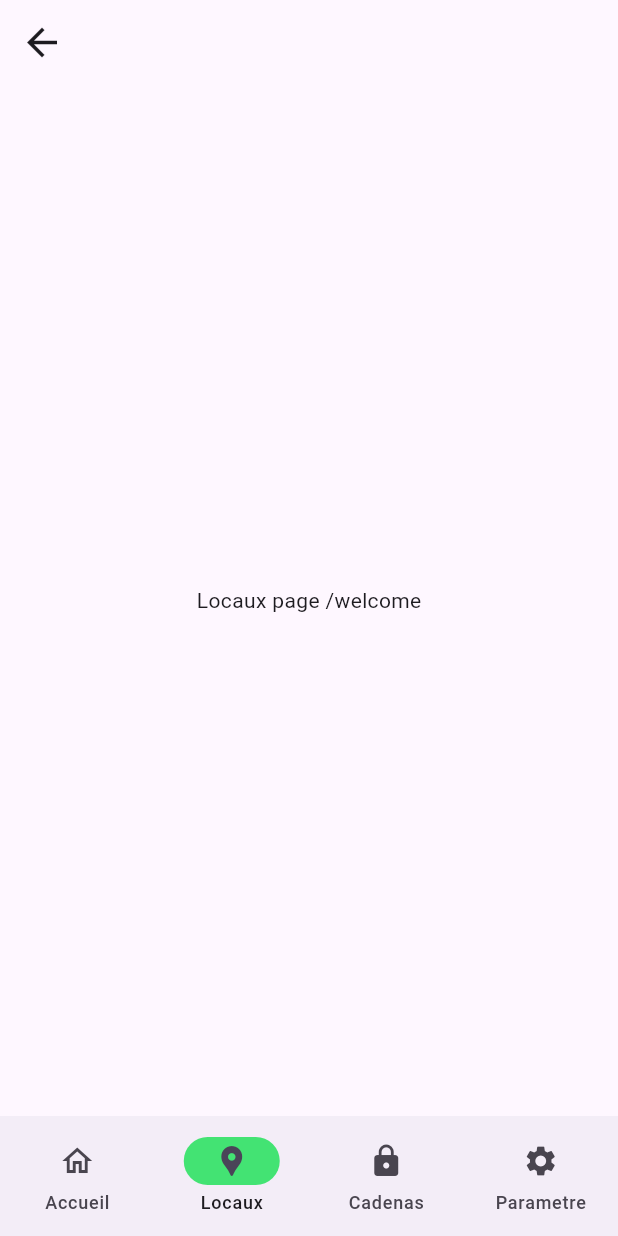
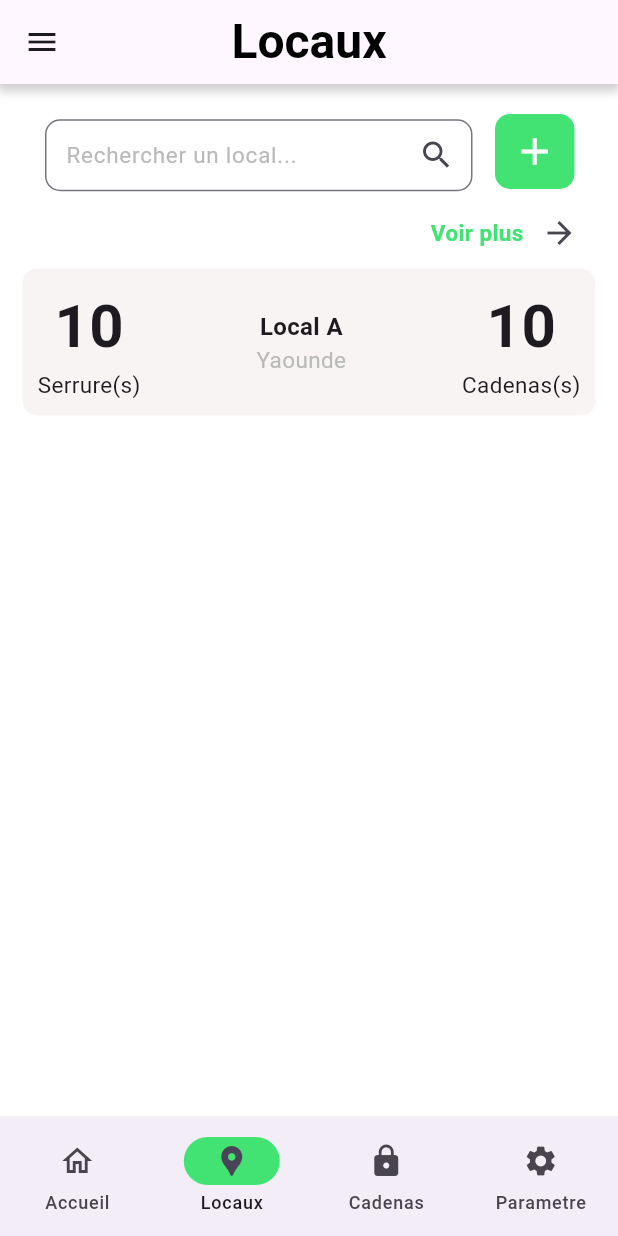
Before and after one commit to Metili/unlocky, a Flutter app: the Welcome screen opened by its route, item 2 of the bottom bar chosen, on a phone screen of 412 x 824 dp. Run offline on Flutter 3.47's test engine with Material 3 defaults, Android fonts, the phone set to English and light mode, and no system bars; our stand-ins replace shared_preferences; accounts and stored records are empty.

Commit message:
commit after add local list stack

```diff
--- a/lib/components/DrawerU.dart
+++ b/lib/components/DrawerU.dart
@@ -8,7 +8,7 @@ Widget DrawerU({context}) {
   String? routeName = ModalRoute.of(context)!.settings.name;
 
   return Drawer(
-    backgroundColor: white,
+    backgroundColor: ColorsU.white,
     child: ListView(
       padding: EdgeInsets.zero,
       children: [
@@ -40,19 +40,19 @@ Widget DrawerU({context}) {
         ),
         const Divider(
           height: 2.0,
-          color: grey,
+          color: ColorsU.grey,
         ),
         const SizedBox(
           height: 5.0,
         ),
         ListTile(
           leading: const Icon(Icons.home),
-          iconColor: secondary,
-          tileColor: primary,
+          iconColor: ColorsU.secondary,
+          tileColor: ColorsU.primary,
           title: Text(
             'Accueil',
             style: TextStyle(
-                color: routeName == "/welcome" ? secondary : null,
+                color: routeName == "/welcome" ? ColorsU.secondary : null,
                 fontWeight: FontWeight.bold,
                 fontSize: normal),
           ),
@@ -62,11 +62,11 @@ Widget DrawerU({context}) {
         ),
         ListTile(
           leading: const Icon(Icons.location_pin),
-          iconColor: secondary,
+          iconColor: ColorsU.secondary,
           title: Text(
             'Locaux',
             style: TextStyle(
-                color: routeName == "/location" ? secondary : null,
+                color: routeName == "/location" ? ColorsU.secondary : null,
                 fontWeight: FontWeight.bold,
                 fontSize: normal),
           ),
@@ -76,11 +76,11 @@ Widget DrawerU({context}) {
         ),
         ListTile(
           leading: const Icon(Icons.lock),
-          iconColor: secondary,
+          iconColor: ColorsU.secondary,
           title: Text(
             'Cadenas',
             style: TextStyle(
-                color: routeName == "/lock" ? secondary : null,
+                color: routeName == "/lock" ? ColorsU.secondary : null,
                 fontWeight: FontWeight.bold,
                 fontSize: normal),
           ),
@@ -90,11 +90,11 @@ Widget DrawerU({context}) {
         ),
         ListTile(
           leading: const Icon(Icons.settings),
-          iconColor: secondary,
+          iconColor: ColorsU.secondary,
           title: Text(
             'Parametre',
             style: TextStyle(
-                color: routeName == "/settings" ? secondary : null,
+                color: routeName == "/settings" ? ColorsU.secondary : null,
                 fontWeight: FontWeight.bold,
                 fontSize: normal),
           ),
--- /dev/null
+++ b/lib/components/HeaderMenu.dart
@@ -0,0 +1,22 @@
+import 'package:flutter/material.dart';
+import 'package:unlocky/constains/sizes.dart';
+
+// ignore: non_constant_identifier_names
+Widget HeaderMenu({title}) {
+  return Container(
+    decoration: BoxDecoration(
+      boxShadow: [
+        BoxShadow(
+          color: Colors.grey.withOpacity(0.5),
+          spreadRadius: 2,
+          blurRadius: 5,
+          offset: const Offset(0, 3), // changes the position of the shadow
+        ),
+      ],
+    ),
+    child: AppBar(
+      title: title,
+      centerTitle: true,
+    ),
+  );
+}
--- a/lib/components/components.dart
+++ b/lib/components/components.dart
@@ -5,20 +5,21 @@ import 'package:unlocky/constains/colors.dart';
 import 'package:unlocky/constains/sizes.dart';
 
 // ignore: non_constant_identifier_names
-InputDecoration CinputDecoration({placeholder}) {
+InputDecoration CinputDecoration({placeholder, icon}) {
   return InputDecoration(
       contentPadding: const EdgeInsets.all(10.0),
       border: OutlineInputBorder(
           borderSide: const BorderSide(
             width: 1,
-          color: secondary,
+            color: ColorsU.secondary,
           ),
           borderRadius: BorderRadius.circular(10)),
       hintText: placeholder,
       hintStyle: const TextStyle(
-      color: grey,
+        color: ColorsU.grey,
         fontSize: normal,
       ),
+      suffixIcon: icon,
       );
 }
 
@@ -28,12 +29,12 @@ ElevatedButton CElevatedButton(
     String label, Function onPressed, EdgeInsets padding) {
   return ElevatedButton(
     style: ElevatedButton.styleFrom(
-        foregroundColor: white, backgroundColor: primary, padding: padding),
+        foregroundColor: ColorsU.white, backgroundColor: ColorsU.primary, padding: padding),
     onPressed: () => onPressed(),
     child: Text(
       label,
       style: const TextStyle(
-        color: white,
+        color: ColorsU.white,
         fontWeight: FontWeight.bold,
         fontSize: normal,
       ),
--- a/lib/constains/colors.dart
+++ b/lib/constains/colors.dart
@@ -1,6 +1,10 @@
 import 'package:flutter/material.dart';
-const Color primary = Color(0xFF43E373);
-const Color secondary = Color(0xFF000000);
-const Color grey = Color.fromARGB(255, 185, 185, 185);
-const Color white = Color(0xFFFFFFFF);
-const Color borderColor = Color(0xFF808080);
+
+class ColorsU {
+  static const Color primary = Color(0xFF43E373);
+  static const Color secondary = Color(0xFF000000);
+  static const Color grey = Color.fromARGB(255, 185, 185, 185);
+  static const Color white = Color(0xFFFFFFFF);
+  static const Color listCadColors = Color(0xFFF8F4F4);
+  static const Color borderColor = Color(0xFF808080);
+}
--- a/lib/constains/sizes.dart
+++ b/lib/constains/sizes.dart
@@ -7,4 +7,5 @@ const double iconSize = 30;
 const double homeIconCardSize = 40;
 const double homeTextCardSize = 64;
 const double iconHomeSize = 30;
+const double valueList = 40;
 const double inputRadius = 15.0;
--- a/lib/main.dart
+++ b/lib/main.dart
@@ -25,7 +25,7 @@
         '/welcome': (context) => const Welcome(),
         '/login': (context) => const Login(),
         '/register': (context) => const Register(),
-        '/location/add': (context) => const AddLocal(),
+        '/locations/add': (context) => const AddLocal(),
         '/location': (context) => const Locaux(),
         '/lock': (context) => const Cadenas(),
         '/settings': (context) => const Settings(),
@@ -57,6 +57,7 @@
     const NavigationDestination(
       icon: Icon(Icons.location_pin),
       label: 'Locaux',
+      enabled: true,
     ),
     const NavigationDestination(
       icon: Icon(Icons.lock),
@@ -94,7 +95,7 @@
               currentPageIndex = index;
             });
           },
-          indicatorColor: primary,
+          indicatorColor: ColorsU.primary,
           selectedIndex: currentPageIndex,
           destinations: destinations),
     );
--- a/lib/screens/SplashScreen.dart
+++ b/lib/screens/SplashScreen.dart
@@ -82,7 +82,7 @@ class _SplashScreenState extends State<SplashScreen> {
                       height: 50,
                     ),
                     const CircularProgressIndicator(
-                      color: primary,
+                      color: ColorsU.primary,
                     ),
                   ],
                 ),
@@ -93,7 +93,7 @@ class _SplashScreenState extends State<SplashScreen> {
                   Text(
                     "Bienvenue sur Intelligent Unl",
                     style: TextStyle(
-                        color: secondary,
+                        color: ColorsU.secondary,
                         fontSize: h2,
                         fontWeight: FontWeight.bold),
                   ),
@@ -104,7 +104,7 @@ class _SplashScreenState extends State<SplashScreen> {
                   Text(
                     "ck",
                     style: TextStyle(
-                        color: secondary,
+                        color: ColorsU.secondary,
                         fontSize: h2,
                         fontWeight: FontWeight.bold),
                   )
--- a/lib/screens/locaux/Locaux.dart
+++ b/lib/screens/locaux/Locaux.dart
@@ -1,30 +1,138 @@
 import 'package:flutter/material.dart';
+import 'package:unlocky/components/HeaderMenu.dart';
+import 'package:unlocky/components/TitleU.dart';
+import 'package:unlocky/components/components.dart';
+import 'package:unlocky/constains/colors.dart';
 import 'package:unlocky/constains/sizes.dart';
 
-// ignore: must_be_immutable
-class Locaux extends StatelessWidget {
+class Locaux extends StatefulWidget {
   const Locaux({super.key});
 
   @override
+  State<Locaux> createState() => _LocauxState();
+}
+
+class _LocauxState extends State<Locaux> {
+  @override
   Widget build(BuildContext context) {
     String? routeName = ModalRoute.of(context)!.settings.name;
-    return Scaffold(
-      appBar: AppBar(
-        leading: IconButton(
-          icon: const Icon(
-            Icons.arrow_back,
-            size: iconHomeSize,
-          ),
-          onPressed: () {
-            Navigator.pop(context);
-          },
+    String searchQuery = '';
+    return Column(crossAxisAlignment: CrossAxisAlignment.start, children: [
+      HeaderMenu(
+          title: TitleU(
+              title: "Locaux", size: pageTitle, textColor: ColorsU.secondary)),
+      Container(
+        margin: const EdgeInsets.fromLTRB(15.0, 20.0, 15.0, 0.0),
+        child: Column(
+          crossAxisAlignment: CrossAxisAlignment.center,
+          children: [
+            Row(
+              mainAxisAlignment: MainAxisAlignment.start,
+              children: [
+                Container(
+                  width: 285,
+                  margin: const EdgeInsets.fromLTRB(15.0, 0.0, 15.0, 0.0),
+                  child: TextField(
+                    decoration: CinputDecoration(
+                        placeholder: "Rechercher un local...",
+                        icon: const Icon(Icons.search)),
+                    onChanged: (String value) {
+                      setState(() {
+                        searchQuery = value;
+                      });
+                    },
+                  ),
+                ),
+                Container(
+                  padding: const EdgeInsets.all(2.0),
+                  margin: const EdgeInsets.fromLTRB(0, 0, 0, 5.0),
+                  height: 50,
+                  width: 53,
+                  decoration: BoxDecoration(
+                      borderRadius: BorderRadius.circular(10.0),
+                      color: ColorsU.primary),
+                  child: IconButton(
+                      onPressed: () {
+                        Navigator.pushNamed(context, '/locations/add');
+                      },
+                      icon: const Icon(Icons.add, size: iconSize,),
+                      color: ColorsU.white,),
+                )
+              ],
+            ),
+            Row(
+              mainAxisAlignment: MainAxisAlignment.end,
+              children: [
+                const Text(
+                  "Voir plus",
+                  style: TextStyle(
+                      fontSize: normal,
+                      color: ColorsU.primary,
+                      fontWeight: FontWeight.bold),
+                ),
+                IconButton(
+                    onPressed: () {
+                      print("voir plus !");
+                    },
+                    icon: const Icon(Icons.arrow_forward))
+              ],
+            ),
+            Container(
+              padding: const EdgeInsets.all(10.0),
+              decoration: BoxDecoration(
+                  borderRadius: BorderRadius.circular(10),
+                  color: ColorsU.listCadColors),
+              child: const Row(
+                mainAxisAlignment: MainAxisAlignment.spaceBetween,
+                children: [
+                  Column(
+                    crossAxisAlignment: CrossAxisAlignment.center,
+                    children: [
+                      Text(
+                        "10",
+                        style: TextStyle(
+                            fontSize: valueList, fontWeight: FontWeight.bold),
+                      ),
+                      Text(
+                        "Serrure(s)",
+                        style: TextStyle(fontSize: normal),
+                      )
+                    ],
+                  ),
+                  Column(
+                    crossAxisAlignment: CrossAxisAlignment.center,
+                    children: [
+                      Text(
+                        "Local A",
+                        style: TextStyle(
+                            fontSize: 16, fontWeight: FontWeight.bold),
+                      ),
+                      Text(
+                        "Yaounde",
+                        style: TextStyle(fontSize: normal, color: ColorsU.grey),
+                      )
+                    ],
+                  ),
+                  Column(
+                    crossAxisAlignment: CrossAxisAlignment.center,
+                    children: [
+                      Text(
+                        "10",
+                        style: TextStyle(
+                            fontSize: valueList, fontWeight: FontWeight.bold),
+                      ),
+                      Text(
+                        "Cadenas(s)",
+                        style: TextStyle(fontSize: normal),
+                      )
+                    ],
+                  ),
+                ],
+              ),
+            ),
+          ],
         ),
-      ),
-      body: Center(
-        child: Text(
-          'Locaux page ${routeName}',
-        ),
-      ),
-    );
+      )
+    ]);
   }
 }
```
Also changed, not shown: lib/screens/Home.dart (+11 -11 lines), lib/screens/auth/Login.dart (+5 -5 lines), lib/screens/auth/Register.dart (+7 -7 lines), lib/screens/locaux/AddLocal.dart (+10 -5 lines). Lines whose indentation alone changed are shown as unchanged.
